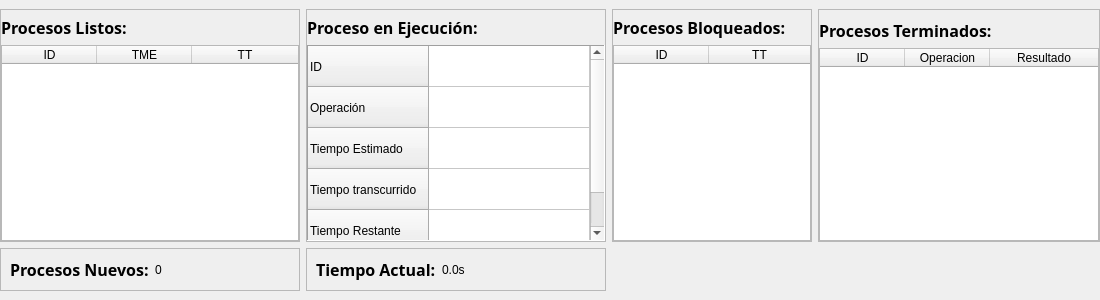
Before: the Qt Designer form src/MainWindow.ui in angel-lopez9177/Proyecto_SO, drawn with Qt 5.
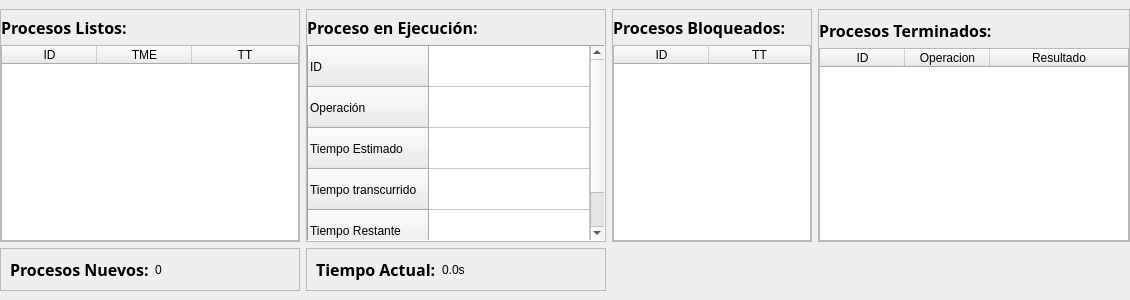
After: the same form once the commit is applied. Custom widgets are drawn as their Qt base class.

Commit message: Cambio a la ventana para ajustar el tamaño inicial

What changed in the file:
```diff
--- a/src/MainWindow.ui
+++ b/src/MainWindow.ui
@@ -6,7 +6,7 @@
    <rect>
     <x>0</x>
     <y>0</y>
-    <width>1100</width>
+    <width>1130</width>
     <height>300</height>
    </rect>
   </property>
```
Left out of the diff: 4 changed lines with no effect on the pictures.
